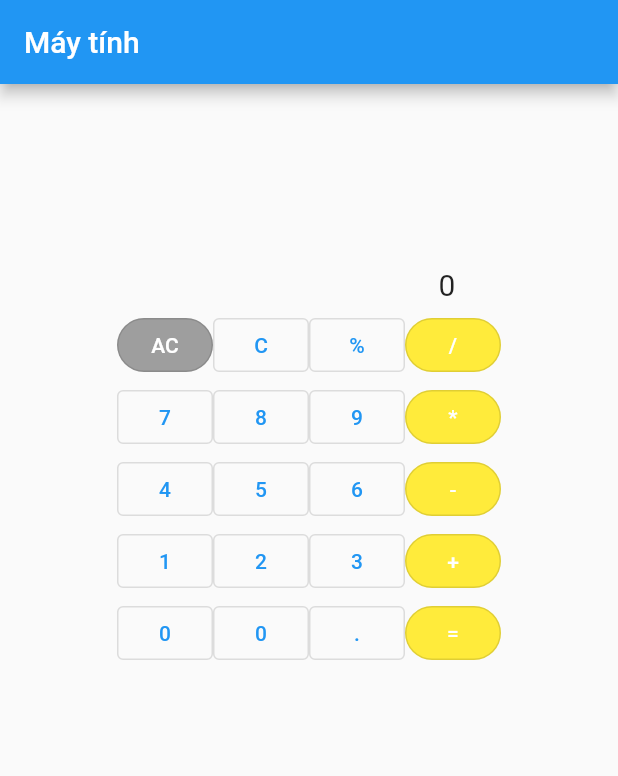
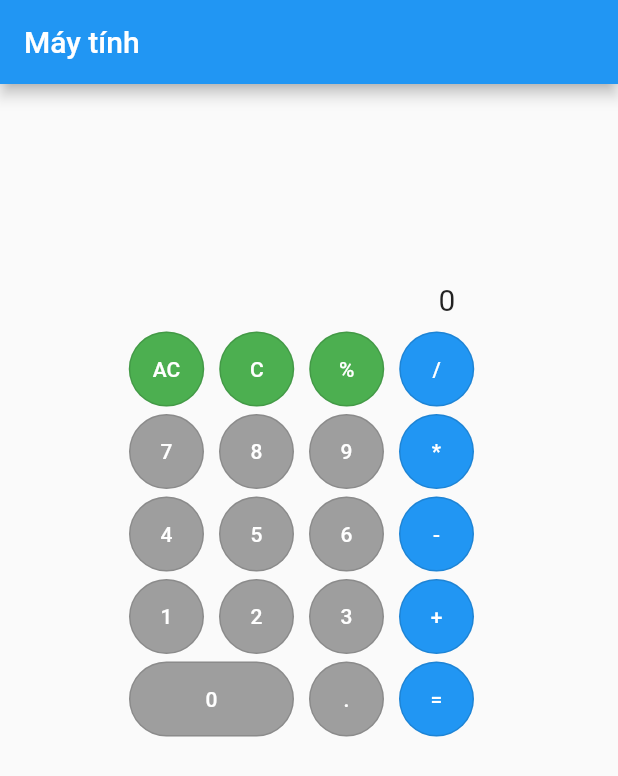
Before and after one commit to NguyenMinhDuc217/Calculator, a Flutter app: the screen it shows after launch, on a phone screen of 412 x 824 dp. Shown: the top 776 px of the screen. Run offline on Flutter 3.47's test engine with Material 2 defaults, Android fonts, the phone set to English and light mode, and no system bars.

Commit message:
update giao dien

```diff
--- a/lib/main.dart
+++ b/lib/main.dart
@@ -3,7 +3,17 @@ import 'package:flutter/material.dart';
 void main() {
   runApp(const MyApp());
 }
+Container _buildOutlinedButton(String text,Color color,{double width=50}) {
+  return Container(margin:EdgeInsets.fromLTRB(0,5,10,0), child:OutlinedButton(
+      onPressed: () {},
+      child: Text(text,style: TextStyle(color: Colors.white)),
+      style: OutlinedButton.styleFrom(
+          shape:
+              RoundedRectangleBorder(borderRadius: BorderRadius.circular(50.0)),
+          minimumSize: Size(width, 50),
+          backgroundColor: color,)));
 
+}
 class MyApp extends StatelessWidget {
   const MyApp({Key? key}) : super(key: key);
 
@@ -24,6 +34,7 @@ class MyApp extends StatelessWidget {
               Container(
                 alignment: Alignment.bottomRight,
                 padding: EdgeInsets.fromLTRB(0, 0, 10, 5),
+                margin: const EdgeInsets.only(top: 10),
                 width: 215,
                 height: 150,
                 child: Text("0",style: TextStyle(fontSize: 20),),
@@ -31,100 +42,45 @@ class MyApp extends StatelessWidget {
               Row(
                 mainAxisSize : MainAxisSize.min,
                 children: [
-                  OutlinedButton(
-                    onPressed: (){},
-                    child: Text("AC",style: TextStyle(color: Colors.white),),
-                    style: OutlinedButton.styleFrom(
-                      shape: RoundedRectangleBorder(
-                        borderRadius: BorderRadius.circular(90.0),
-                      ),
-                      backgroundColor: Colors.grey,
-                    ),
-                  ),
-                  OutlinedButton(onPressed: (){}, child: Text("C")),
-                  OutlinedButton(onPressed: (){}, child: Text("%")),
-                  OutlinedButton(
-                    onPressed: (){},
-                    child: Text("/",style: TextStyle(color: Colors.white),),
-                    style: OutlinedButton.styleFrom(
-                      shape: RoundedRectangleBorder(
-                        borderRadius: BorderRadius.circular(90.0),
-                      ),
-                      backgroundColor: Colors.yellow,
-                    ),
-                  ),
+                  _buildOutlinedButton("AC",Colors.green),
+                  _buildOutlinedButton("C",Colors.green),
+                  _buildOutlinedButton("%",Colors.green),
+                  _buildOutlinedButton("/",Colors.blue),
                 ],
               ),
               Row(
                 mainAxisSize : MainAxisSize.min,
                 children: [
-                  OutlinedButton(onPressed: (){}, child: Text("7")),
-                  OutlinedButton(onPressed: (){}, child: Text("8")),
-                  OutlinedButton(onPressed: (){}, child: Text("9")),
-                  OutlinedButton(
-                    onPressed: (){},
-                    child: Text("*",style: TextStyle(color: Colors.white),),
-                    style: OutlinedButton.styleFrom(
-                      shape: RoundedRectangleBorder(
-                        borderRadius: BorderRadius.circular(90.0),
-                      ),
-                      backgroundColor: Colors.yellow,
-                    ),
-                  ),
+                 _buildOutlinedButton("7",Colors.grey),
+                  _buildOutlinedButton("8",Colors.grey),
+                  _buildOutlinedButton("9",Colors.grey),
+                  _buildOutlinedButton("*",Colors.blue),
                 ],
               ),
               Row(
                 mainAxisSize : MainAxisSize.min,
                 children: [
-                  OutlinedButton(onPressed: (){}, child: Text("4")),
-                  OutlinedButton(onPressed: (){}, child: Text("5")),
-                  OutlinedButton(onPressed: (){}, child: Text("6")),
-                  OutlinedButton(
-                    onPressed: (){},
-                    child: Text("-",style: TextStyle(color: Colors.white),),
-                    style: OutlinedButton.styleFrom(
-                      shape: RoundedRectangleBorder(
-                        borderRadius: BorderRadius.circular(90.0),
-                      ),
-                      backgroundColor: Colors.yellow,
-                    ),
-                  ),
+                  _buildOutlinedButton("4",Colors.grey),
+                  _buildOutlinedButton("5",Colors.grey),
+                  _buildOutlinedButton("6",Colors.grey),
+                  _buildOutlinedButton("-",Colors.blue),
                 ],
               ),
               Row(
                 mainAxisSize : MainAxisSize.min,
                 children: [
-                  OutlinedButton(onPressed: (){}, child: Text("1")),
-                  OutlinedButton(onPressed: (){}, child: Text("2")),
-                  OutlinedButton(onPressed: (){}, child: Text("3")),
-                  OutlinedButton(
-                    onPressed: (){},
-                    child: Text("+",style: TextStyle(color: Colors.white),),
-                    style: OutlinedButton.styleFrom(
-                      shape: RoundedRectangleBorder(
-                        borderRadius: BorderRadius.circular(90.0),
-                      ),
-                      backgroundColor: Colors.yellow,
-                    ),
-                  ),
+                  _buildOutlinedButton("1",Colors.grey),
+                  _buildOutlinedButton("2",Colors.grey),
+                  _buildOutlinedButton("3",Colors.grey),
+                  _buildOutlinedButton("+",Colors.blue),
                 ],
               ),
                 Row(
                   mainAxisSize : MainAxisSize.min,
                 children: [
-                  OutlinedButton(onPressed: (){}, child: Text("0")),
-                  OutlinedButton(onPressed: (){}, child: Text("0")),
-                  OutlinedButton(onPressed: (){}, child: Text(".")),
-                  OutlinedButton(
-                    onPressed: (){},
-                    child: Text("=",style: TextStyle(color: Colors.white),),
-                    style: OutlinedButton.styleFrom(
-                      shape: RoundedRectangleBorder(
-                        borderRadius: BorderRadius.circular(90.0),
-                      ),
-                      backgroundColor: Colors.yellow,
-                    ),
-                  ),
+                  _buildOutlinedButton("0",Colors.grey,width:110),
+                  _buildOutlinedButton(".",Colors.grey),
+                  _buildOutlinedButton("=",Colors.blue),
                 ],
               ),
             ],
```
